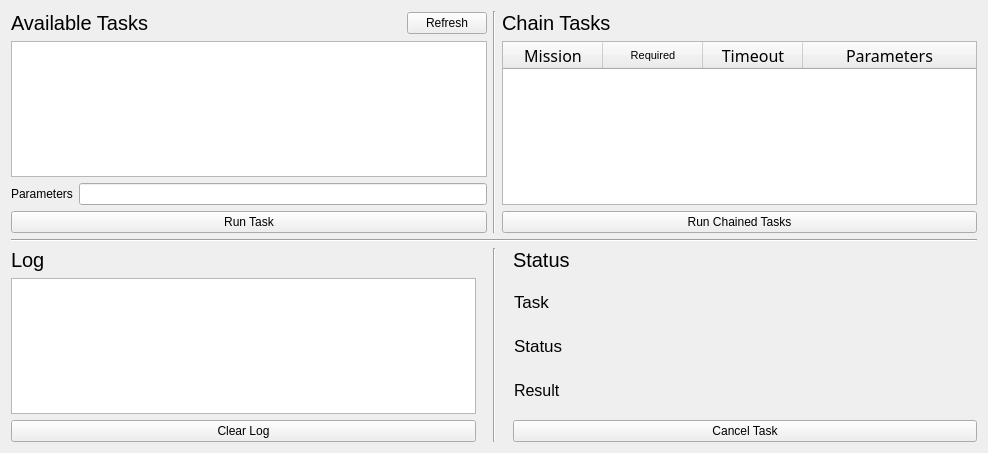
Before: the Qt Designer form mil_tasks/resource/dashboard.ui in uf-mil/mil, drawn with Qt 5.
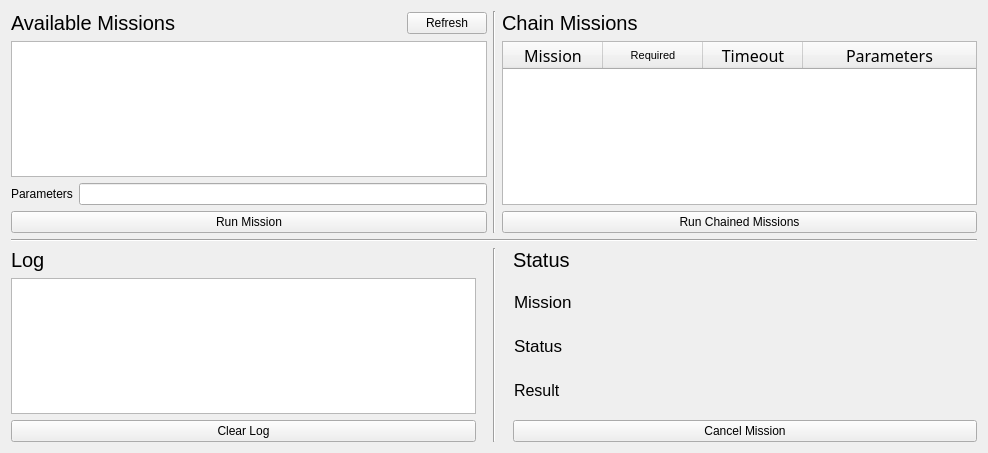
After: the same form once the commit is applied.

Commit message: REPO: rename references to tasks to missons

The edit to the form file:
```diff
--- a/mil_tasks/resource/dashboard.ui
+++ b/mil_tasks/resource/dashboard.ui
@@ -42,7 +42,7 @@
               </font>
              </property>
              <property name="text">
-              <string>Available Tasks</string>
+              <string>Available Missions</string>
              </property>
             </widget>
            </item>
@@ -95,7 +95,7 @@
          <item>
           <widget class="QPushButton" name="single_task_button">
            <property name="text">
-            <string>Run Task</string>
+            <string>Run Mission</string>
            </property>
           </widget>
          </item>
@@ -118,7 +118,7 @@
             </font>
            </property>
            <property name="text">
-            <string>Chain Tasks</string>
+            <string>Chain Missions</string>
            </property>
           </widget>
          </item>
@@ -187,7 +187,7 @@
          <item>
           <widget class="QPushButton" name="run_chained_button">
            <property name="text">
-            <string>Run Chained Tasks</string>
+            <string>Run Chained Missions</string>
            </property>
           </widget>
          </item>
@@ -346,7 +346,7 @@
               </font>
              </property>
              <property name="text">
-              <string>Task</string>
+              <string>Mission</string>
              </property>
             </widget>
            </item>
@@ -379,7 +379,7 @@
          <item>
           <widget class="QPushButton" name="cancel_task_button">
            <property name="text">
-            <string>Cancel Task</string>
+            <string>Cancel Mission</string>
            </property>
           </widget>
          </item>
```
Left out of the diff: 14 changed lines with no effect on the pictures. The commit also changes 26 other files.
